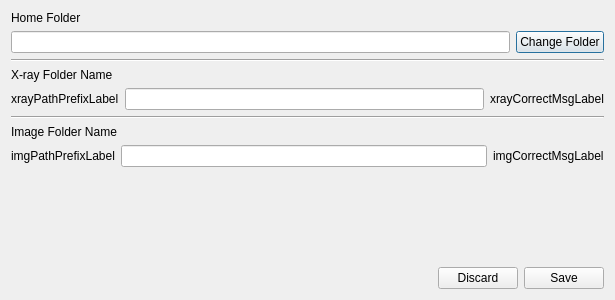
The window that settingdialog.ui (j71200/DentistHelper) describes before a commit, drawn with Qt 5.
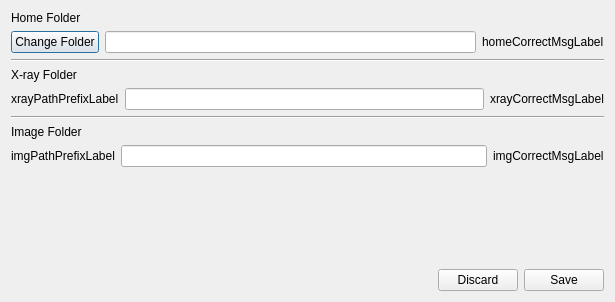
The same window after the commit.

Commit message: Dealing with wrong x-ray folder name or wrong image folder name - 5

```diff
--- a/settingdialog.ui
+++ b/settingdialog.ui
@@ -7,7 +7,7 @@
     <x>0</x>
     <y>0</y>
     <width>615</width>
-    <height>300</height>
+    <height>302</height>
    </rect>
   </property>
   <property name="windowTitle">
@@ -23,9 +23,6 @@
    </item>
    <item>
     <layout class="QHBoxLayout" name="horizontalLayout">
-     <item>
-      <widget class="QLineEdit" name="homeFolderEdit"/>
-     </item>
      <item>
       <widget class="QPushButton" name="changeFolderButton">
        <property name="text">
@@ -33,6 +30,16 @@
        </property>
       </widget>
      </item>
+     <item>
+      <widget class="QLineEdit" name="homeFolderEdit"/>
+     </item>
+     <item>
+      <widget class="QLabel" name="homeCorrectMsgLabel">
+       <property name="text">
+        <string>homeCorrectMsgLabel</string>
+       </property>
+      </widget>
+     </item>
     </layout>
    </item>
    <item>
@@ -45,7 +52,7 @@
    <item>
     <widget class="QLabel" name="xrayFolderNameLabel">
      <property name="text">
-      <string>X-ray Folder Name</string>
+      <string>X-ray Folder</string>
      </property>
     </widget>
    </item>
@@ -80,7 +87,7 @@
    <item>
     <widget class="QLabel" name="imageFolderNameLabel">
      <property name="text">
-      <string>Image Folder Name</string>
+      <string>Image Folder</string>
      </property>
     </widget>
    </item>
```
The commit also changes 4 other files.
